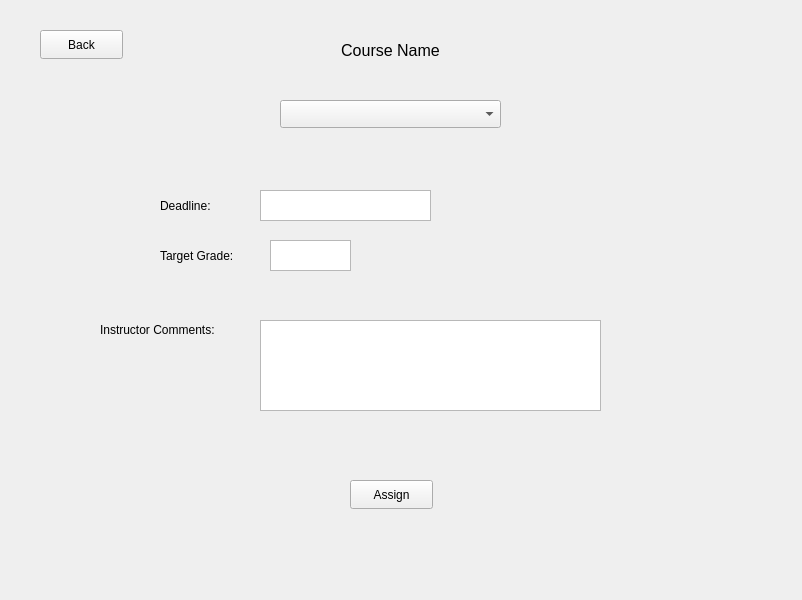
Above: widget.ui from ConnorGorman7/StockLab before the change. Below: the same form after it.
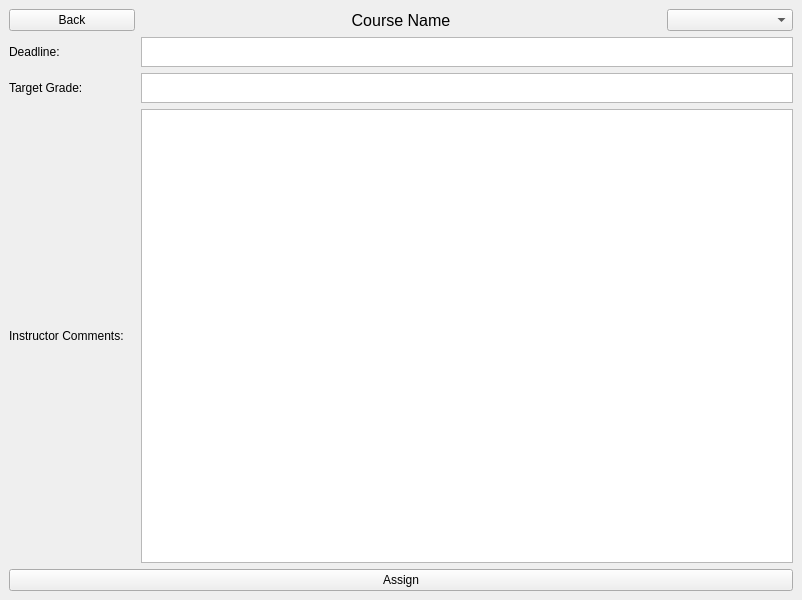
That is the form after the change. The open tabs and pages were chosen to show the change.

What changed in the file:
```diff
--- a/widget.ui
+++ b/widget.ui
@@ -19,6 +19,27 @@
   <property name="windowTitle">
    <string>Widget</string>
   </property>
+  <property name="styleSheet">
+   <string notr="true">background-color: #2B2B2B; /* Dark grey background */
+
+QPushButton {
+    border: 2px solid purple;
+    border-radius: 5px;
+    color: white;
+    background-color: transparent;
+}
+
+QPushButton:hover {
+    background-color: purple;
+    color: white;
+}
+
+QPushButton:pressed {
+    background-color: #4B0082;
+}
+
+</string>
+  </property>
   <layout class="QGridLayout" name="gridLayout_4">
    <property name="leftMargin">
     <number>0</number>
@@ -1064,132 +1085,90 @@
       </layout>
      </widget>
      <widget class="QWidget" name="assignPage">
-      <widget class="QLabel" name="label_22">
-       <property name="geometry">
-        <rect>
-         <x>300</x>
-         <y>40</y>
-         <width>181</width>
-         <height>20</height>
-        </rect>
-       </property>
-       <property name="font">
-        <font>
-         <pointsize>12</pointsize>
-        </font>
-       </property>
-       <property name="text">
-        <string>Course Name</string>
-       </property>
-       <property name="alignment">
-        <set>Qt::AlignmentFlag::AlignCenter</set>
-       </property>
-      </widget>
-      <widget class="QComboBox" name="comboBox">
-       <property name="geometry">
-        <rect>
-         <x>280</x>
-         <y>100</y>
-         <width>221</width>
-         <height>28</height>
-        </rect>
-       </property>
-      </widget>
-      <widget class="QLabel" name="label_23">
-       <property name="geometry">
-        <rect>
-         <x>160</x>
-         <y>190</y>
-         <width>81</width>
-         <height>31</height>
-        </rect>
-       </property>
-       <property name="text">
-        <string>Deadline:</string>
-       </property>
-      </widget>
-      <widget class="QLabel" name="label_24">
-       <property name="geometry">
-        <rect>
-         <x>160</x>
-         <y>240</y>
-         <width>101</width>
-         <height>31</height>
-        </rect>
-       </property>
-       <property name="text">
-        <string>Target Grade:</string>
-       </property>
-      </widget>
-      <widget class="QLabel" name="label_25">
-       <property name="geometry">
-        <rect>
-         <x>100</x>
-         <y>320</y>
-         <width>151</width>
-         <height>20</height>
-        </rect>
-       </property>
-       <property name="text">
-        <string>Instructor Comments:</string>
-       </property>
-      </widget>
-      <widget class="QTextEdit" name="textEdit_2">
-       <property name="geometry">
-        <rect>
-         <x>260</x>
-         <y>190</y>
-         <width>171</width>
-         <height>31</height>
-        </rect>
-       </property>
-      </widget>
-      <widget class="QTextEdit" name="textEdit_3">
-       <property name="geometry">
-        <rect>
-         <x>270</x>
-         <y>240</y>
-         <width>81</width>
-         <height>31</height>
-        </rect>
-       </property>
-      </widget>
-      <widget class="QPushButton" name="pushButton">
-       <property name="geometry">
-        <rect>
-         <x>350</x>
-         <y>480</y>
-         <width>83</width>
-         <height>29</height>
-        </rect>
-       </property>
-       <property name="text">
-        <string>Assign</string>
-       </property>
-      </widget>
-      <widget class="QTextBrowser" name="textBrowser_3">
-       <property name="geometry">
-        <rect>
-         <x>260</x>
-         <y>320</y>
-         <width>341</width>
-         <height>91</height>
-        </rect>
-       </property>
-      </widget>
-      <widget class="QPushButton" name="assignBackButton">
-       <property name="geometry">
-        <rect>
-         <x>40</x>
-         <y>30</y>
-         <width>83</width>
-         <height>29</height>
-        </rect>
-       </property>
-       <property name="text">
-        <string>Back</string>
-       </property>
-      </widget>
+      <layout class="QGridLayout" name="gridLayout_39">
+       <item row="2" column="1" colspan="5">
+        <widget class="QTextEdit" name="deadline">
+         <property name="maximumSize">
+          <size>
+           <width>16777215</width>
+           <height>30</height>
+          </size>
+         </property>
+        </widget>
+       </item>
+       <item row="3" column="0">
+        <widget class="QLabel" name="label_24">
+         <property name="text">
+          <string>Target Grade:</string>
+         </property>
+        </widget>
+       </item>
+       <item row="0" column="0">
+        <widget class="QPushButton" name="assignBackButton">
+         <property name="text">
+          <string>Back</string>
+         </property>
+        </widget>
+       </item>
+       <item row="2" column="0">
+        <widget class="QLabel" name="label_23">
+         <property name="text">
+          <string>Deadline:</string>
+         </property>
+        </widget>
+       </item>
+       <item row="0" column="1" colspan="4">
+        <widget class="QLabel" name="label_22">
+         <property name="font">
+          <font>
+           <pointsize>12</pointsize>
+          </font>
+         </property>
+         <property name="text">
+          <string>Course Name</string>
+         </property>
+         <property name="alignment">
+          <set>Qt::AlignmentFlag::AlignCenter</set>
+         </property>
+        </widget>
+       </item>
+       <item row="0" column="5">
+        <widget class="QComboBox" name="comboBox"/>
+       </item>
+       <item row="3" column="1" colspan="5">
+        <widget class="QTextEdit" name="tgtGrade">
+         <property name="maximumSize">
+          <size>
+           <width>16777215</width>
+           <height>30</height>
+          </size>
+         </property>
+        </widget>
+       </item>
+       <item row="4" column="0">
+        <widget class="QLabel" name="label_25">
+         <property name="maximumSize">
+          <size>
+           <width>140</width>
+           <height>16777215</height>
+          </size>
+         </property>
+         <property name="text">
+          <string>Instructor Comments:</string>
+         </property>
+        </widget>
+       </item>
+       <item row="4" column="1" colspan="5">
+        <widget class="QTextBrowser" name="comments"/>
+       </item>
+       <item row="5" column="0" colspan="6">
+        <widget class="QPushButton" name="pushButton">
+         <property name="text">
+          <string>Assign</string>
+         </property>
+        </widget>
+       </item>
+      </layout>
      </widget>
      <widget class="QWidget" name="studentReg">
       <layout class="QGridLayout" name="gridLayout_28">
```
Left out of the diff: 359 changed lines with no effect on the pictures.
